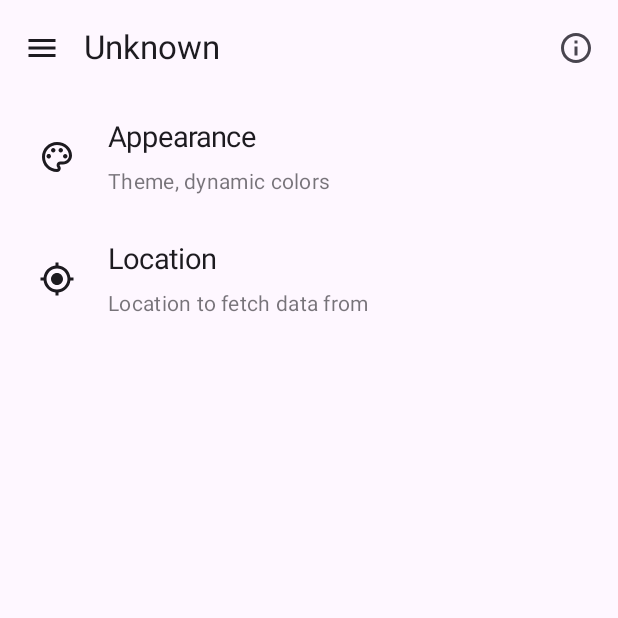
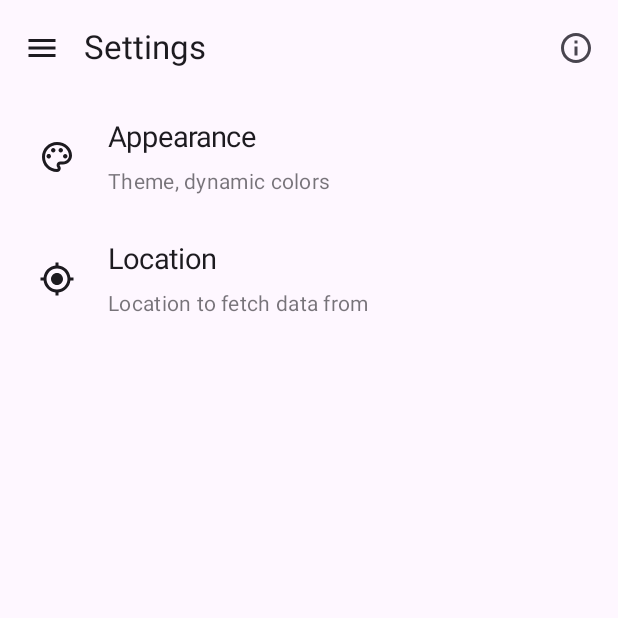
Before and after one commit to Henry-Hiles/QWeather, an Android app built with Jetpack Compose: the composable MainScreen shown on its own in the app's theme, item 3 of the bottom bar chosen, on a phone screen of 412 x 824 dp, the top half of it. Run offline under Robolectric (Android 15) with nearby library versions, the phone set to English and light mode, and no system bars; our stand-ins replace Voyager; libraries missing offline, so code that uses them is left out: com.jakewharton.retrofit2; 2 statements that could not run were skipped.

Commit message:
Some ui changes and fixes

```diff
--- a/app/src/main/java/com/henryhiles/qweather/presentation/QWeatherActivity.kt
+++ b/app/src/main/java/com/henryhiles/qweather/presentation/QWeatherActivity.kt
@@ -3,7 +3,6 @@ package com.henryhiles.qweather.presentation
 import android.os.Bundle
 import androidx.activity.ComponentActivity
 import androidx.activity.compose.setContent
-import androidx.compose.animation.ExperimentalAnimationApi
 import androidx.compose.foundation.isSystemInDarkTheme
 import androidx.compose.foundation.layout.fillMaxSize
 import androidx.compose.material3.Surface
@@ -22,7 +21,6 @@ class QWeatherActivity : ComponentActivity() {
     private val prefs: AppearancePreferenceManager by inject()
     private val location: LocationPreferenceManager by inject()
 
-    @OptIn(ExperimentalAnimationApi::class)
     override fun onCreate(savedInstanceState: Bundle?) {
         super.onCreate(savedInstanceState)
         setContent {
@@ -36,9 +34,6 @@ class QWeatherActivity : ComponentActivity() {
                 Surface(modifier = Modifier.fillMaxSize()) {
                     Navigator(
                         screen = if (location.locations.isEmpty()) LocationPickerScreen() else MainScreen(),
-                        onBackPressed = {
-                            it !is MainScreen
-                        }
                     ) {
                         SlideTransition(it)
                     }
--- a/app/src/main/java/com/henryhiles/qweather/presentation/components/weather/WeatherDay.kt
+++ b/app/src/main/java/com/henryhiles/qweather/presentation/components/weather/WeatherDay.kt
@@ -67,7 +67,7 @@ fun WeatherDay(dailyWeatherData: DailyWeatherData) {
             modifier = Modifier
                 .fillMaxWidth()
                 .padding(start = 16.dp, end = 16.dp, bottom = 16.dp),
-            horizontalArrangement = Arrangement.Center
+            horizontalArrangement = Arrangement.SpaceEvenly
         ) {
             WeatherDataDisplay(
                 value = dailyWeatherData.precipitationProbabilityMax,
--- a/app/src/main/java/com/henryhiles/qweather/presentation/screen/MainScreen.kt
+++ b/app/src/main/java/com/henryhiles/qweather/presentation/screen/MainScreen.kt
@@ -19,16 +19,13 @@ import com.henryhiles.qweather.domain.util.NavigationTab
 import com.henryhiles.qweather.presentation.components.location.LocationsDrawer
 import com.henryhiles.qweather.presentation.components.navigation.BottomBar
 import com.henryhiles.qweather.presentation.components.navigation.SmallToolbar
-import com.henryhiles.qweather.presentation.screenmodel.LocationPreferenceManager
 import com.henryhiles.qweather.presentation.tabs.TodayTab
 import kotlinx.coroutines.launch
-import org.koin.compose.koinInject
 
 class MainScreen : Screen {
     @OptIn(ExperimentalFoundationApi::class)
     @Composable
     override fun Content() {
-        val locationPreferenceManager: LocationPreferenceManager = koinInject()
         val drawerState =
             rememberDrawerState(initialValue = DrawerValue.Closed)
         val coroutineScope = rememberCoroutineScope()
@@ -42,14 +39,11 @@ class MainScreen : Screen {
                     topBar = {
                         SmallToolbar(
                             title = {
-                                with(locationPreferenceManager) {
-                                    Text(
-                                        text = locations.getOrNull(selectedIndex)?.location
-                                            ?: stringResource(id = R.string.unknown),
-                                        maxLines = 1,
-                                        modifier = Modifier.basicMarquee()
-                                    )
-                                }
+                                Text(
+                                    text = it.current.options.title,
+                                    maxLines = 1,
+                                    modifier = Modifier.basicMarquee()
+                                )
                             },
                             actions = {
                                 (it.current as? NavigationTab)?.Actions()
--- a/app/src/main/java/com/henryhiles/qweather/presentation/tabs/TodayTab.kt
+++ b/app/src/main/java/com/henryhiles/qweather/presentation/tabs/TodayTab.kt
@@ -81,12 +81,12 @@ object TodayTab : NavigationTab {
                             .padding(16.dp),
                         verticalArrangement = Arrangement.spacedBy(16.dp)
                     ) {
+                        WeatherToday(state = weatherViewModel.state)
                         WeatherCard(
                             hour = weatherViewModel.state.selected?.let {
                                 weatherViewModel.state.hourlyWeatherInfo?.weatherData?.get(it)
                             } ?: weatherViewModel.state.hourlyWeatherInfo?.currentWeatherData,
                         )
-                        WeatherToday(state = weatherViewModel.state)
                         WeatherForecast(
                             state = weatherViewModel.state
                         ) { weatherViewModel.setSelected(it) }
--- a/app/src/main/res/values/strings.xml
+++ b/app/src/main/res/values/strings.xml
@@ -14,9 +14,6 @@
     <string name="action_try_again">Try Again</string>
 
     <string name="selected">Selected</string>
-
-    <string name="help_screen">How do I use this screen?</string>
-    <string name="help_location_picker">Please search a location, then tap a result. Then tap the apply button in the bottom left corner.</string>
 
     <string name="appearance_theme">Theme</string>
     <string name="appearance_monet">Dynamic Theme</string>
@@ -41,6 +38,8 @@
     <string name="weather_low">Low: %1$d°C</string>
     <string name="weather_precipitation">Precipitation: %1$d&#65130;</string>
 
+    <string name="today_in">Today in %1$s</string>
+
     <string name="unknown">Unknown</string>
 
     <string name="error">An error occurred</string>
```
Also changed, not shown: app/src/main/java/com/henryhiles/qweather/presentation/components/weather/WeatherCard.kt (+5 -10 lines), app/src/main/java/com/henryhiles/qweather/presentation/components/weather/WeatherForecast.kt (+4 -5 lines), app/src/main/java/com/henryhiles/qweather/presentation/components/weather/WeatherToday.kt (+23 -4 lines), app/src/main/java/com/henryhiles/qweather/presentation/screen/LocationPickerScreen.kt (+4 -27 lines).
